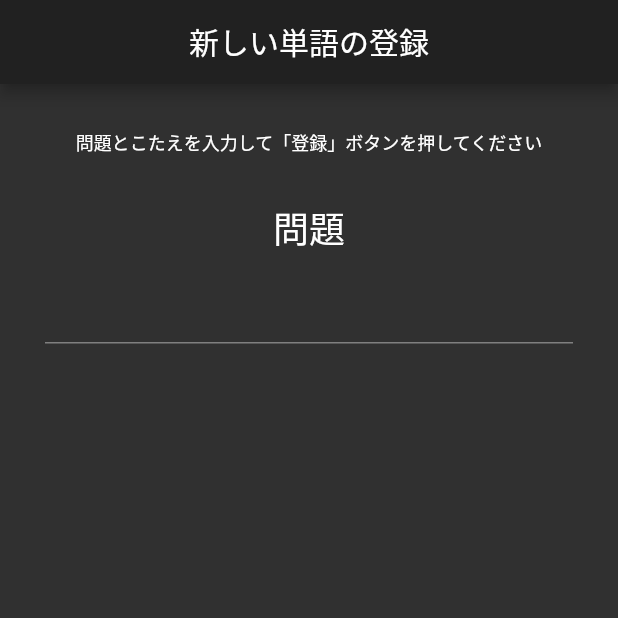
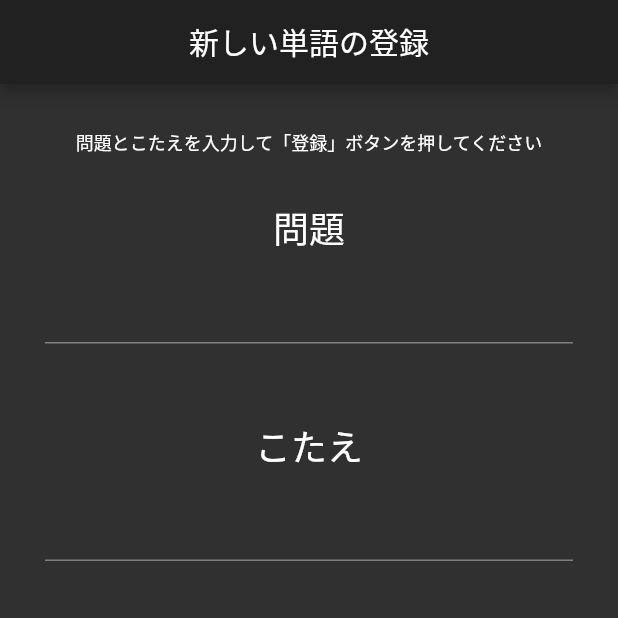
Before and after one commit to iwashi623/my_own_flashcard, a Flutter app: the EditScreen screen opened directly, on a phone screen of 412 x 824 dp, the top half of it. Run offline on Flutter 3.47's test engine with Material 2 defaults, Android fonts, the phone set to English and light mode, and no system bars; Roboto replaces fonts that are missing (Lanobe).

Commit message:
Home edit indexページの見た目完成

```diff
--- a/lib/screens/edit_screen.dart
+++ b/lib/screens/edit_screen.dart
@@ -1,4 +1,5 @@
 import 'package:flutter/material.dart';
+import 'package:my_own_flashcard/screens/word_list_screen.dart';
 
 class EditScreen extends StatefulWidget {
   @override
@@ -6,16 +7,22 @@ class EditScreen extends StatefulWidget {
 }
 
 class _EditScreenState extends State<EditScreen> {
+
   TextEditingController questionController = TextEditingController();
+  TextEditingController answerController = TextEditingController();
 
   @override
   Widget build(BuildContext context) {
-    return Scaffold(
+    return WillPopScope(
+      onWillPop: () => _backToWordListScreen(),
+      child: Scaffold(
           appBar: AppBar(
             title: Text("新しい単語の登録"),
             centerTitle: true,
           ),
-        body: Column(
+          //キーボードが出た時の画面で画面が自動スクロールするようになる。
+          body: SingleChildScrollView(
+            child: Column(
               children: <Widget>[
                 SizedBox(
                   height: 30.0,
@@ -30,9 +37,17 @@ class _EditScreenState extends State<EditScreen> {
                 SizedBox(
                   height: 30.0,
                 ),
+                //問題入力部分
                 _questionInputPart(),
+                SizedBox(
+                  height: 50.0,
+                ),
+                //答え入力部分
+                _answerInputPart()
               ],
-        ));
+            ),
+          )),
+    );
   }
 
   Widget _questionInputPart() {
@@ -54,4 +69,30 @@ class _EditScreenState extends State<EditScreen> {
       ),
     );
   }
+
+  Widget _answerInputPart() {
+    return Padding(
+      padding: const EdgeInsets.symmetric(horizontal: 30.0),
+      child: Column(
+        children: <Widget>[
+          Text(
+            "こたえ",
+            style: TextStyle(fontSize: 24.0),
+          ),
+          TextField(
+            controller: answerController,
+            keyboardType: TextInputType.text,
+            textAlign: TextAlign.center,
+            style: TextStyle(fontSize: 30.0),
+          )
+        ],
+      ),
+    );
   }
+
+  Future<bool> _backToWordListScreen() {
+    Navigator.pushReplacement(
+        context, MaterialPageRoute(builder: (context) => WordListScreen()));
+    return Future.value(false);
+  }
+}
```
Lines whose indentation alone changed are shown as unchanged.
